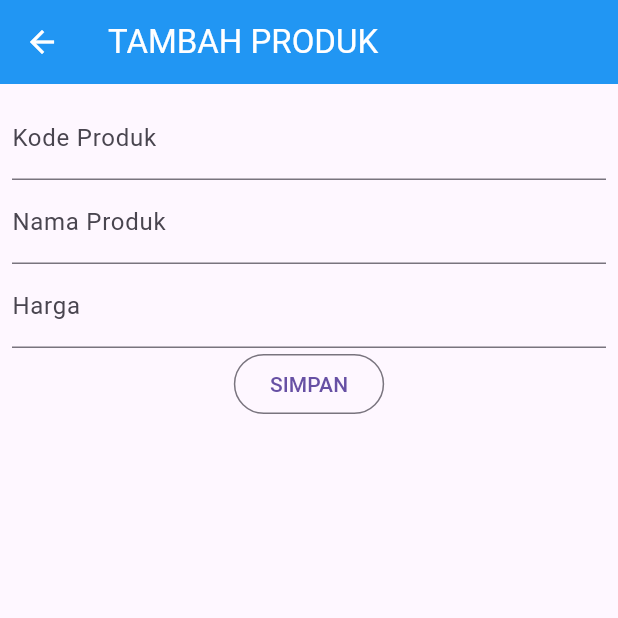
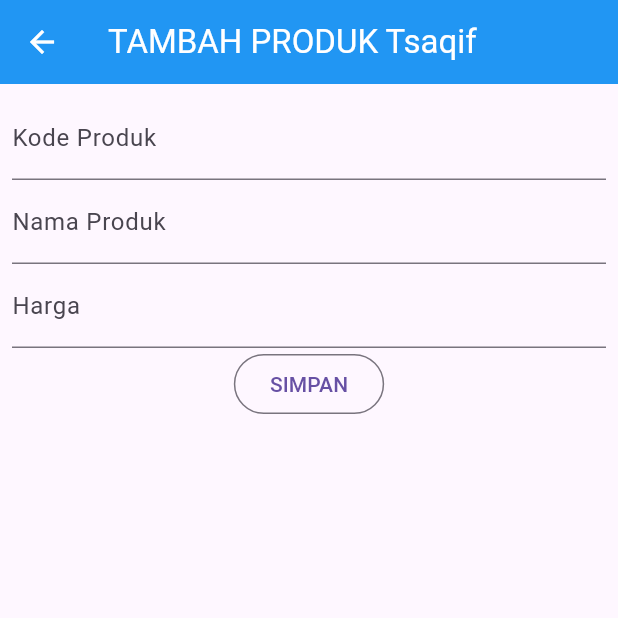
Before and after one commit to TsaqifHasbi/tokokita, a Flutter app: the ProdukForm screen opened directly, on a phone screen of 412 x 824 dp, the top half of it. Run offline on Flutter 3.47's test engine with Material 3 defaults, Android fonts, the phone set to English and light mode, and no system bars.

Commit message:
README.md

```diff
--- a/lib/ui/login_page.dart
+++ b/lib/ui/login_page.dart
@@ -16,7 +16,7 @@ class _LoginPageState extends State<LoginPage> {
   Widget build(BuildContext context) {
     return Scaffold(
       appBar: AppBar(
-        title: const Text('Login'),
+        title: const Text('Login Tsaqif'),
         backgroundColor: Colors.blue,
         foregroundColor: Colors.white,
       ),
--- a/lib/ui/produk_detail.dart
+++ b/lib/ui/produk_detail.dart
@@ -18,7 +18,7 @@ class _ProdukDetailState extends State<ProdukDetail> {
   Widget build(BuildContext context) {
     return Scaffold(
       appBar: AppBar(
-        title: const Text('Detail Produk'),
+        title: const Text('Detail Produk Tsaqif'),
         backgroundColor: Colors.blue,
         foregroundColor: Colors.white,
       ),
--- a/lib/ui/produk_form.dart
+++ b/lib/ui/produk_form.dart
@@ -12,7 +12,7 @@ class ProdukForm extends StatefulWidget {
 class _ProdukFormState extends State<ProdukForm> {
   final _formKey = GlobalKey<FormState>();
   bool _isLoading = false;
-  String judul = "TAMBAH PRODUK";
+  String judul = "TAMBAH PRODUK Tsaqif";
   String tombolSubmit = "SIMPAN";
   final _kodeProdukTextboxController = TextEditingController();
   final _namaProdukTextboxController = TextEditingController();
@@ -27,7 +27,7 @@ class _ProdukFormState extends State<ProdukForm> {
   isUpdate() {
     if (widget.produk != null) {
       setState(() {
-        judul = "UBAH PRODUK";
+        judul = "UBAH PRODUK Tsaqif";
         tombolSubmit = "UBAH";
         _kodeProdukTextboxController.text = widget.produk!.kodeProduk!;
         _namaProdukTextboxController.text = widget.produk!.namaProduk!;
@@ -35,7 +35,7 @@ class _ProdukFormState extends State<ProdukForm> {
             .toString();
       });
     } else {
-      judul = "TAMBAH PRODUK";
+      judul = "TAMBAH PRODUK Tsaqif";
       tombolSubmit = "SIMPAN";
     }
   }
--- a/lib/ui/produk_page.dart
+++ b/lib/ui/produk_page.dart
@@ -16,7 +16,7 @@ class _ProdukPageState extends State<ProdukPage> {
   Widget build(BuildContext context) {
     return Scaffold(
       appBar: AppBar(
-        title: const Text('List Produk'),
+        title: const Text('List Produk Tsaqif'),
         backgroundColor: Colors.blue,
         foregroundColor: Colors.white,
         actions: [
--- a/lib/ui/registrasi_page.dart
+++ b/lib/ui/registrasi_page.dart
@@ -16,7 +16,7 @@ class _RegistrasiPageState extends State<RegistrasiPage> {
   Widget build(BuildContext context) {
     return Scaffold(
       appBar: AppBar(
-        title: const Text("Registrasi"),
+        title: const Text("Registrasi Tsaqif"),
         backgroundColor: Colors.blue,
         foregroundColor: Colors.white,
       ),
```
Also changed, not shown: image-1.png, image-2.png, image-3.png, image-4.png, image-5.png, image-6.png, image.png.
